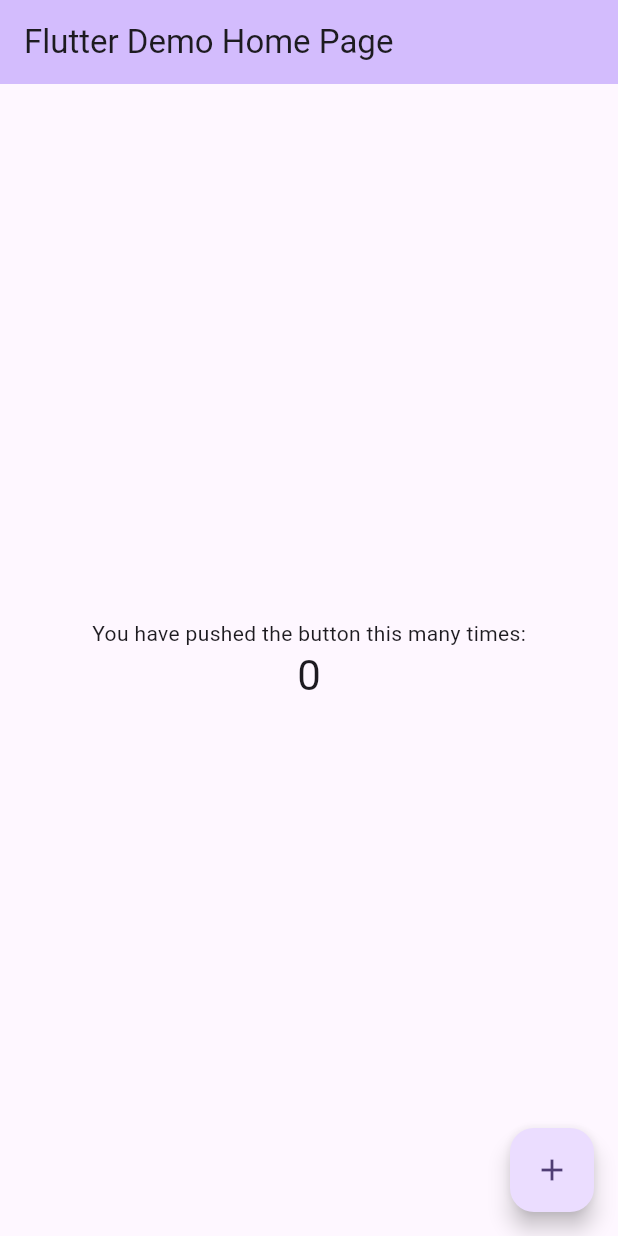
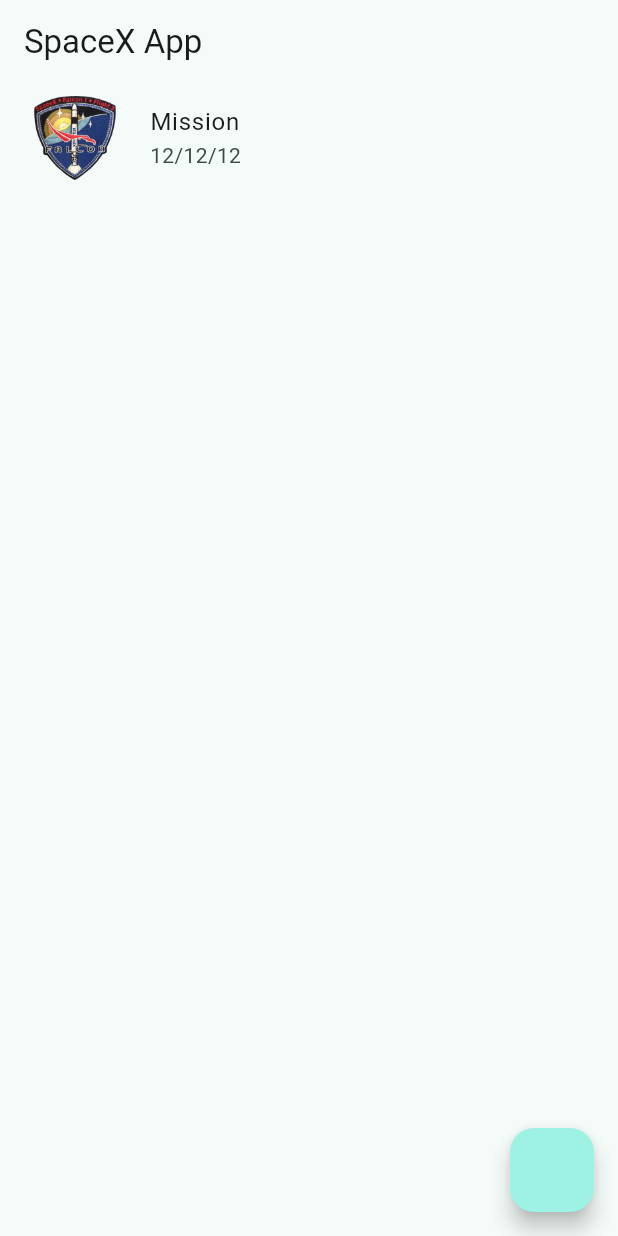
Before and after one commit to oussemaAr/demo_app_summer, a Flutter app: the screen it shows after launch, on a phone screen of 412 x 824 dp. Run offline on Flutter 3.47's test engine with Material 3 defaults, Android fonts, the phone set to English and light mode, and no system bars.

Commit message:
Feat one (#2)
* remove extra spaces

* create widget from scratch

* use one widget for the demo

---------

Co-authored-by: oaroua <aroua.oussema@gmail.com>

```diff
--- a/analysis_options.yaml
+++ b/analysis_options.yaml
@@ -7,6 +7,9 @@
 
 # The following line activates a set of recommended lints for Flutter apps,
 # packages, and plugins designed to encourage good coding practices.
+analyzer:
+  errors:
+    prefer_const_constructors: ignore
 include: package:flutter_lints/flutter.yaml
 
 linter:
--- a/lib/main.dart
+++ b/lib/main.dart
@@ -1,125 +1,50 @@
 import 'package:flutter/material.dart';
 
 void main() {
-  runApp(const MyApp());
+  runApp(MainApp());
 }
 
-class MyApp extends StatelessWidget {
-  const MyApp({super.key});
+class MainApp extends StatelessWidget {
+  const MainApp({super.key});
 
-  // This widget is the root of your application.
   @override
   Widget build(BuildContext context) {
     return MaterialApp(
-      title: 'Flutter Demo',
       theme: ThemeData(
-        // This is the theme of your application.
-        //
-        // TRY THIS: Try running your application with "flutter run". You'll see
-        // the application has a purple toolbar. Then, without quitting the app,
-        // try changing the seedColor in the colorScheme below to Colors.green
-        // and then invoke "hot reload" (save your changes or press the "hot
-        // reload" button in a Flutter-supported IDE, or press "r" if you used
-        // the command line to start the app).
-        //
-        // Notice that the counter didn't reset back to zero; the application
-        // state is not lost during the reload. To reset the state, use hot
-        // restart instead.
-        //
-        // This works for code too, not just values: Most code changes can be
-        // tested with just a hot reload.
-        colorScheme: ColorScheme.fromSeed(seedColor: Colors.deepPurple),
+        colorScheme: ColorScheme.fromSeed(
+          seedColor: Colors.teal,
+        ),
         useMaterial3: true,
       ),
-      home: const MyHomePage(title: 'Flutter Demo Home Page'),
+      home: MissionPage(),
     );
   }
 }
 
-class MyHomePage extends StatefulWidget {
-  const MyHomePage({super.key, required this.title});
-
-  // This widget is the home page of your application. It is stateful, meaning
-  // that it has a State object (defined below) that contains fields that affect
-  // how it looks.
-
-  // This class is the configuration for the state. It holds the values (in this
-  // case the title) provided by the parent (in this case the App widget) and
-  // used by the build method of the State. Fields in a Widget subclass are
-  // always marked "final".
-
-  final String title;
-
-  @override
-  State<MyHomePage> createState() => _MyHomePageState();
-}
-
-class _MyHomePageState extends State<MyHomePage> {
-  int _counter = 0;
-
-  void _incrementCounter() {
-    setState(() {
-      // This call to setState tells the Flutter framework that something has
-      // changed in this State, which causes it to rerun the build method below
-      // so that the display can reflect the updated values. If we changed
-      // _counter without calling setState(), then the build method would not be
-      // called again, and so nothing would appear to happen.
-      _counter++;
-    });
-  }
+class MissionPage extends StatelessWidget {
+  const MissionPage({super.key});
 
   @override
   Widget build(BuildContext context) {
-    // This method is rerun every time setState is called, for instance as done
-    // by the _incrementCounter method above.
-    //
-    // The Flutter framework has been optimized to make rerunning build methods
-    // fast, so that you can just rebuild anything that needs updating rather
-    // than having to individually change instances of widgets.
     return Scaffold(
-      appBar: AppBar(
-        // TRY THIS: Try changing the color here to a specific color (to
-        // Colors.amber, perhaps?) and trigger a hot reload to see the AppBar
-        // change color while the other colors stay the same.
-        backgroundColor: Theme.of(context).colorScheme.inversePrimary,
-        // Here we take the value from the MyHomePage object that was created by
-        // the App.build method, and use it to set our appbar title.
-        title: Text(widget.title),
-      ),
-      body: Center(
-        // Center is a layout widget. It takes a single child and positions it
-        // in the middle of the parent.
-        child: Column(
-          // Column is also a layout widget. It takes a list of children and
-          // arranges them vertically. By default, it sizes itself to fit its
-          // children horizontally, and tries to be as tall as its parent.
-          //
-          // Column has various properties to control how it sizes itself and
-          // how it positions its children. Here we use mainAxisAlignment to
-          // center the children vertically; the main axis here is the vertical
-          // axis because Columns are vertical (the cross axis would be
-          // horizontal).
-          //
-          // TRY THIS: Invoke "debug painting" (choose the "Toggle Debug Paint"
-          // action in the IDE, or press "p" in the console), to see the
-          // wireframe for each widget.
-          mainAxisAlignment: MainAxisAlignment.center,
-          children: <Widget>[
-            const Text(
-              'You have pushed the button this many times:',
-            ),
-            Text(
-              '$_counter',
-              style: Theme.of(context).textTheme.headlineMedium,
-            ),
+        appBar: AppBar(
+          title: Text("SpaceX App"),
+        ),
+        floatingActionButton: FloatingActionButton(
+          onPressed: () {},
+        ),
+        body: Column(
+          children: [
+            ListTile(
+              leading: Image.asset(
+                "images/image_two.png",
+                width: 68,
+                height: 68,
+              ),
+              title: Text("Mission"),
+              subtitle: Text("12/12/12"),
+            )
           ],
-        ),
-      ),
-      floatingActionButton: FloatingActionButton(
-        onPressed: _incrementCounter,
-        tooltip: 'Increment',
-        child: const Icon(Icons.add),
-      ), // This trailing comma makes auto-formatting nicer for build methods.
-    );
+        ));
   }
 }
```
Also changed, not shown: pubspec.yaml (+2 -8 lines).
